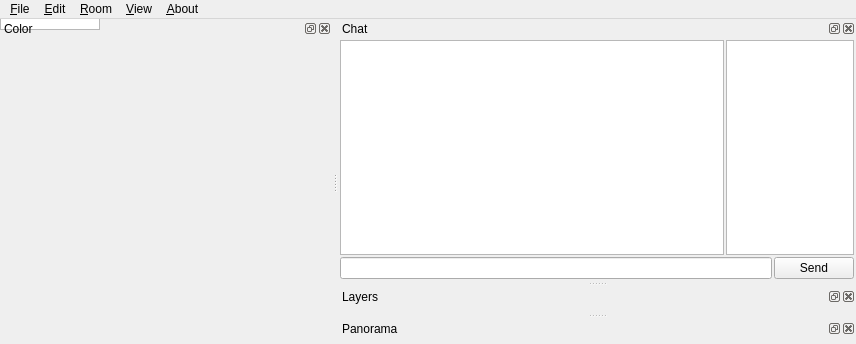
Above: widgets/mainwindow.ui from liuyanghejerry/painttyWidget before the change. Below: the same form after it.
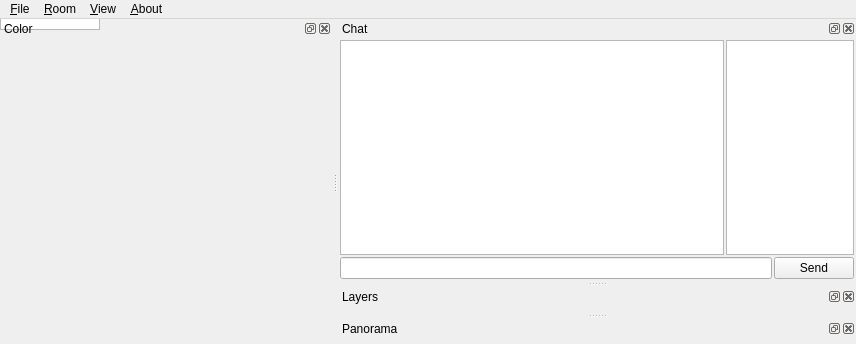
That is the form after the change. Icons and pictures are not drawn. Custom widgets are drawn as their Qt base class.

Commit message: add: help dialog to provide help info, such as common shortcuts; add: guard for QPainter; remove: useless Edit menu; change: larger size for roomlistdialog.

Diff of the .ui file:
```diff
--- a/widgets/mainwindow.ui
+++ b/widgets/mainwindow.ui
@@ -18,7 +18,16 @@
     <normaloff>:/iconset/icon.png</normaloff>:/iconset/icon.png</iconset>
   </property>
   <widget class="CanvasContainer" name="centralWidget">
-   <widget class="Canvas" name="canvas" native="true"/>
+   <widget class="Canvas" name="canvas" native="true">
+    <property name="geometry">
+     <rect>
+      <x>0</x>
+      <y>0</y>
+      <width>100</width>
+      <height>30</height>
+     </rect>
+    </property>
+   </widget>
   </widget>
   <widget class="QDockWidget" name="dockWidget">
    <property name="windowTitle">
@@ -152,7 +161,7 @@
      <x>0</x>
      <y>0</y>
      <width>856</width>
-     <height>21</height>
+     <height>23</height>
     </rect>
    </property>
    <widget class="QMenu" name="menu_File">
@@ -171,12 +180,6 @@
     <addaction name="menuExport"/>
     <addaction name="action_Quit"/>
    </widget>
-   <widget class="QMenu" name="menu_Edit">
-    <property name="title">
-     <string>&amp;Edit</string>
-    </property>
-    <addaction name="actionNothing_Here"/>
-   </widget>
    <widget class="QMenu" name="menu_About">
     <property name="title">
      <string>&amp;About</string>
@@ -204,7 +207,6 @@
     <addaction name="actionClose_Room"/>
    </widget>
    <addaction name="menu_File"/>
-   <addaction name="menu_Edit"/>
    <addaction name="menu_Room"/>
    <addaction name="menu_View"/>
    <addaction name="menu_About"/>
```
The commit also changes 8 other files.
